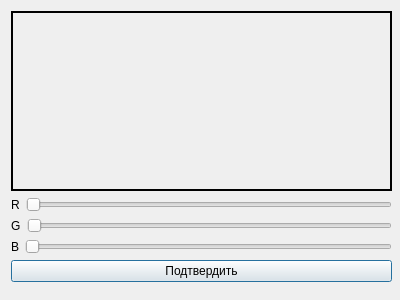
This is src/main/colorpicker/colorpicker.ui in splashgywastaken/3d_project_qmake as Qt 5 draws it before an edit. The edited form follows.
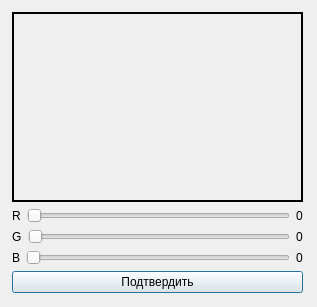
This is the edited form.

Commit message:
ObjectColor class related changes
Changed how constructor works in ColorPicker class, also added labels to show values of a color (RGB) in ColorPicker class. Added some style

What changed in the file:
```diff
--- a/src/main/colorpicker/colorpicker.ui
+++ b/src/main/colorpicker/colorpicker.ui
@@ -6,8 +6,8 @@
    <rect>
     <x>0</x>
     <y>0</y>
-    <width>400</width>
-    <height>300</height>
+    <width>317</width>
+    <height>307</height>
    </rect>
   </property>
   <property name="windowTitle">
@@ -16,10 +16,10 @@
   <widget class="QWidget" name="">
    <property name="geometry">
     <rect>
-     <x>11</x>
-     <y>11</y>
-     <width>381</width>
-     <height>271</height>
+     <x>12</x>
+     <y>12</y>
+     <width>291</width>
+     <height>281</height>
     </rect>
    </property>
    <layout class="QVBoxLayout" name="verticalLayout">
@@ -34,9 +34,11 @@
      </widget>
     </item>
     <item>
-     <layout class="QHBoxLayout" name="horizontalLayout">
+     <layout class="QGridLayout" name="gridLayout">
+      <item row="0" column="0">
+       <layout class="QHBoxLayout" name="redLayout">
       <item>
-       <widget class="QLabel" name="label_2">
+         <widget class="QLabel" name="redLabel">
         <property name="text">
          <string>R</string>
         </property>
@@ -54,10 +56,20 @@
       </item>
      </layout>
     </item>
+      <item row="0" column="1">
+       <widget class="QLabel" name="redValueLabel">
+        <property name="text">
+         <string>0</string>
+        </property>
+        <property name="alignment">
+         <set>Qt::AlignCenter</set>
+        </property>
+       </widget>
+      </item>
+      <item row="1" column="0">
+       <layout class="QHBoxLayout" name="greenLayout">
     <item>
-     <layout class="QHBoxLayout" name="horizontalLayout_3">
-      <item>
-       <widget class="QLabel" name="label_3">
+         <widget class="QLabel" name="greenLabel">
         <property name="text">
          <string>G</string>
         </property>
@@ -75,10 +87,20 @@
       </item>
      </layout>
     </item>
+      <item row="1" column="1">
+       <widget class="QLabel" name="greenValueLabel">
+        <property name="text">
+         <string>0</string>
+        </property>
+        <property name="alignment">
+         <set>Qt::AlignCenter</set>
+        </property>
+       </widget>
+      </item>
+      <item row="2" column="0">
+       <layout class="QHBoxLayout" name="blueLayout">
     <item>
-     <layout class="QHBoxLayout" name="horizontalLayout_2">
-      <item>
-       <widget class="QLabel" name="label">
+         <widget class="QLabel" name="blueLabel">
         <property name="text">
          <string>B</string>
         </property>
@@ -91,6 +113,24 @@
         </property>
         <property name="orientation">
          <enum>Qt::Horizontal</enum>
+          </property>
+         </widget>
+        </item>
+       </layout>
+      </item>
+      <item row="2" column="1">
+       <widget class="QLabel" name="blueValueLabel">
+        <property name="sizePolicy">
+         <sizepolicy hsizetype="Preferred" vsizetype="Preferred">
+          <horstretch>0</horstretch>
+          <verstretch>0</verstretch>
+         </sizepolicy>
+        </property>
+        <property name="text">
+         <string>0</string>
+        </property>
+        <property name="alignment">
+         <set>Qt::AlignCenter</set>
         </property>
        </widget>
       </item>
```
Lines whose indentation alone changed are shown as unchanged. The commit also changes 5 other files.
